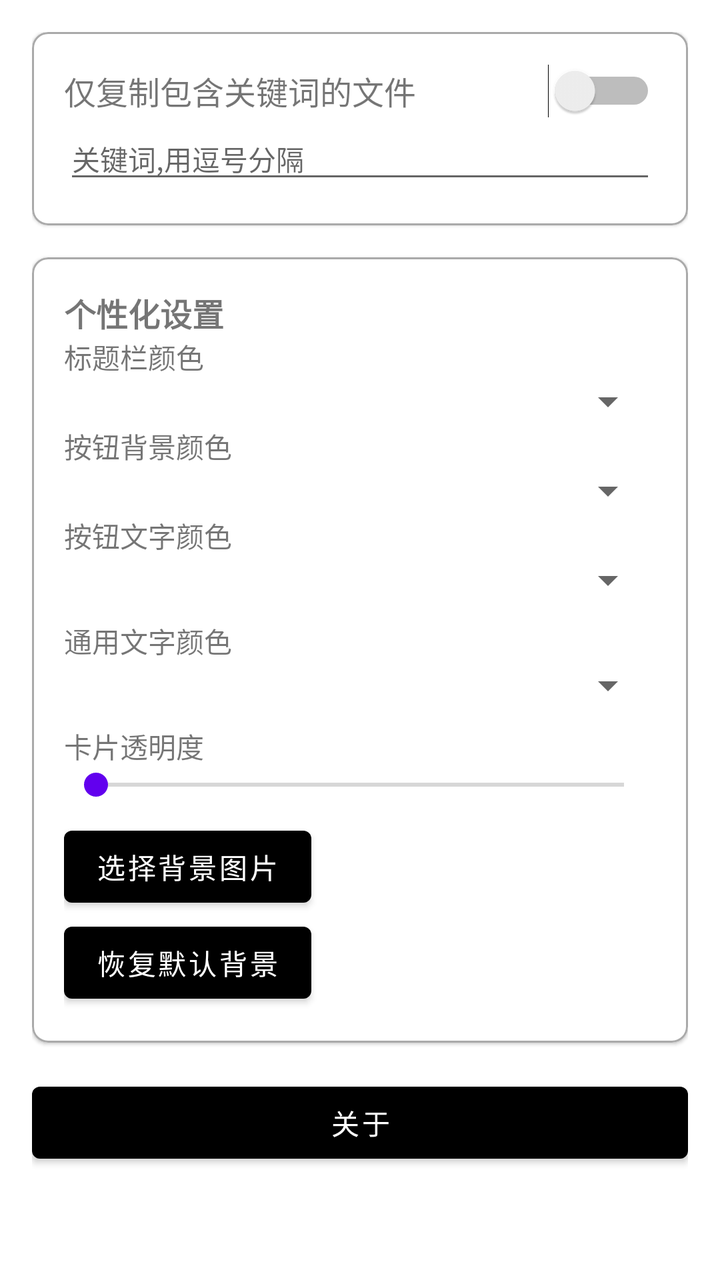
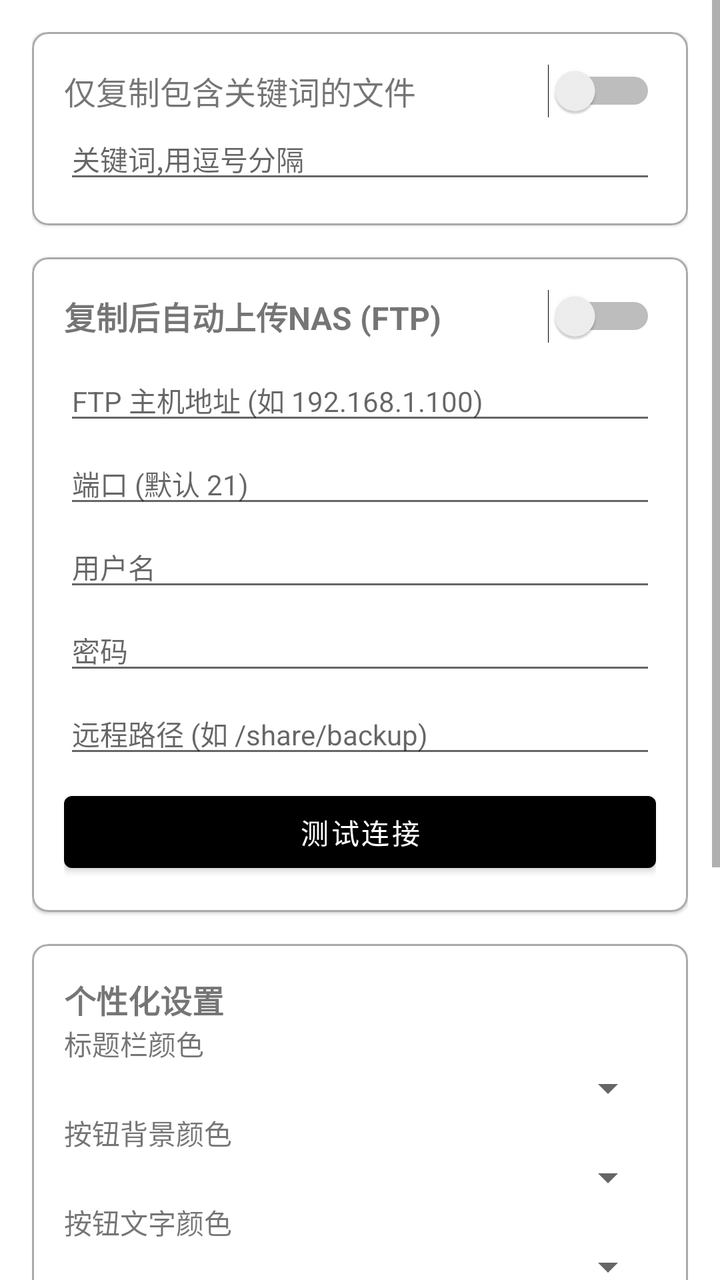

Before-and-after screenshots of an Android layout around one commit, followed by the original layout XML and the change that was made.
<!-- AndroidManifest.xml: application theme Theme.OMywiening -->
<!-- res/layout/activity_settings.xml -->
<?xml version="1.0" encoding="utf-8"?>
<ScrollView xmlns:android="http://schemas.android.com/apk/res/android"
    xmlns:app="http://schemas.android.com/apk/res-auto"
    android:id="@+id/settings_scroll_view"
    android:layout_width="match_parent"
    android:layout_height="match_parent">

    <LinearLayout
        android:id="@+id/settings_root_layout"
        android:layout_width="match_parent"
        android:layout_height="wrap_content"
        android:orientation="vertical"
        android:padding="16dp">

        <com.google.android.material.card.MaterialCardView
            android:id="@+id/card_view_filter_options"
            android:layout_width="match_parent"
            android:layout_height="wrap_content"
            android:layout_marginBottom="16dp"
            app:cardCornerRadius="8dp"
            app:strokeColor="@android:color/darker_gray"
            app:strokeWidth="1dp">

            <LinearLayout
                android:layout_width="match_parent"
                android:layout_height="wrap_content"
                android:orientation="vertical"
                android:padding="16dp">

                <LinearLayout
                    android:layout_width="match_parent"
                    android:layout_height="wrap_content"
                    android:gravity="center_vertical"
                    android:orientation="horizontal">

                    
                    <TextView
                        android:id="@+id/tv_filter_options_title"
                        android:layout_width="0dp"
                        android:layout_height="wrap_content"
                        android:layout_weight="1"
                        android:text="仅复制包含关键词的文件"
                        android:textSize="16sp" />

                    <Switch
                        android:id="@+id/switchContentFilter"
                        android:layout_width="wrap_content"
                        android:layout_height="wrap_content" />
                </LinearLayout>

                <EditText
                    android:id="@+id/etFilterKeywords"
                    android:layout_width="match_parent"
                    android:layout_height="wrap_content"
                    android:hint="关键词,用逗号分隔"
                    android:textSize="14sp" />
            </LinearLayout>
        </com.google.android.material.card.MaterialCardView>

        <com.google.android.material.card.MaterialCardView
            android:id="@+id/card_view_personalization"
            android:layout_width="match_parent"
            android:layout_height="wrap_content"
            android:layout_marginBottom="16dp"
            app:cardCornerRadius="8dp"
            app:strokeColor="@android:color/darker_gray"
            app:strokeWidth="1dp">

            <LinearLayout
                android:layout_width="match_parent"
                android:layout_height="wrap_content"
                android:orientation="vertical"
                android:padding="16dp">

                <TextView
                    android:id="@+id/tv_personalization_title"
                    android:layout_width="wrap_content"
                    android:layout_height="wrap_content"
                    android:text="个性化设置"
                    android:textSize="16sp"
                    android:textStyle="bold" />

                <TextView
                    android:id="@+id/tv_label_actionbar_color"
                    android:layout_width="wrap_content"
                    android:layout_height="wrap_content"
                    android:text="标题栏颜色" />
                <Spinner
                    android:id="@+id/spinnerActionBarColor"
                    android:layout_width="match_parent"
                    android:layout_height="wrap_content"/>

                <TextView
                    android:id="@+id/tv_label_button_color"
                    android:layout_width="wrap_content"
                    android:layout_height="wrap_content"
                    android:text="按钮背景颜色" />
                <Spinner
                    android:id="@+id/spinnerButtonColor"
                    android:layout_width="match_parent"
                    android:layout_height="wrap_content"/>

                <TextView
                    android:id="@+id/tv_label_button_text_color"
                    android:layout_width="wrap_content"
                    android:layout_height="wrap_content"
                    android:text="按钮文字颜色" />
                <Spinner
                    android:id="@+id/spinnerButtonTextColor"
                    android:layout_width="match_parent"
                    android:layout_height="wrap_content"/>

                
                <TextView
                    android:id="@+id/tv_label_general_text_color"
                    android:layout_width="wrap_content"
                    android:layout_height="wrap_content"
                    android:layout_marginTop="8dp"
                    android:text="@string/title_general_text_color" />
                <Spinner
                    android:id="@+id/spinnerGeneralTextColor"
                    android:layout_width="match_parent"
                    android:layout_height="wrap_content"/>

                <TextView
                    android:id="@+id/tv_label_card_alpha"
                    android:layout_width="wrap_content"
                    android:layout_height="wrap_content"
                    android:layout_marginTop="8dp"
                    android:text="卡片透明度"/>
                <SeekBar
                    android:id="@+id/seekBarCardAlpha"
                    android:layout_width="match_parent"
                    android:layout_height="wrap_content"
                    android:max="255"/>

                <Button
                    android:id="@+id/btnSelectBackgroundImage"
                    android:layout_width="wrap_content"
                    android:layout_height="wrap_content"
                    android:layout_marginTop="8dp"
                    android:text="选择背景图片"/>

                <Button
                    android:id="@+id/btnRestoreBackground"
                    android:layout_width="wrap_content"
                    android:layout_height="wrap_content"
                    android:text="恢复默认背景"/>

            </LinearLayout>
        </com.google.android.material.card.MaterialCardView>

        <Button
            android:id="@+id/btnAbout"
            android:layout_width="match_parent"
            android:layout_height="wrap_content"
            android:text="关于"/>

    </LinearLayout>
</ScrollView>
<!-- resources referenced by this layout -->
<resources>
  <string name="title_general_text_color">通用文字颜色</string>
  <style name="Theme.OMywiening" parent="Theme.MaterialComponents.DayNight.DarkActionBar">
          
          <item name="colorPrimary">@color/black</item>
          <item name="colorPrimaryVariant">@color/black</item>
          <item name="colorOnPrimary">@color/white</item>
          <item name="colorSecondary">@color/purple_500</item>
          <item name="colorSecondaryVariant">@color/purple_700</item>
          <item name="colorOnSecondary">@color/black</item>
          
          <item name="android:statusBarColor">?attr/colorPrimaryVariant</item>
      </style>
  <color name="black">#FF000000</color>
  <color name="white">#FFFFFFFF</color>
  <color name="purple_500">#FF6200EE</color>
  <color name="purple_700">#FF3700B3</color>
</resources>

<!-- the commit's change to res/layout/activity_settings.xml (unified diff, before → after) -->
@@ -58,7 +58,7 @@
         </com.google.android.material.card.MaterialCardView>
 
         <com.google.android.material.card.MaterialCardView
-            android:id="@+id/card_view_personalization"
+            android:id="@+id/card_view_ftp_options"
             android:layout_width="match_parent"
             android:layout_height="wrap_content"
             android:layout_marginBottom="16dp"
@@ -72,6 +72,96 @@
                 android:orientation="vertical"
                 android:padding="16dp">
 
+                <LinearLayout
+                    android:layout_width="match_parent"
+                    android:layout_height="wrap_content"
+                    android:gravity="center_vertical"
+                    android:orientation="horizontal">
+
+                    <TextView
+                        android:id="@+id/tv_ftp_options_title"
+                        android:layout_width="0dp"
+                        android:layout_height="wrap_content"
+                        android:layout_weight="1"
+                        android:text="复制后自动上传NAS (FTP)"
+                        android:textSize="16sp"
+                        android:textStyle="bold" />
+
+                    <Switch
+                        android:id="@+id/switchFtpEnabled"
+                        android:layout_width="wrap_content"
+                        android:layout_height="wrap_content" />
+                </LinearLayout>
+
+                <EditText
+                    android:id="@+id/etFtpHost"
+                    android:layout_width="match_parent"
+                    android:layout_height="wrap_content"
+                    android:layout_marginTop="8dp"
+                    android:hint="FTP 主机地址 (如 192.168.1.100)"
+                    android:inputType="textUri"
+                    android:textSize="14sp" />
+
+                <EditText
+                    android:id="@+id/etFtpPort"
+                    android:layout_width="match_parent"
+                    android:layout_height="wrap_content"
+                    android:layout_marginTop="4dp"
+                    android:hint="端口 (默认 21)"
+                    android:inputType="number"
+                    android:textSize="14sp" />
+
+                <EditText
+                    android:id="@+id/etFtpUsername"
+                    android:layout_width="match_parent"
+                    android:layout_height="wrap_content"
+                    android:layout_marginTop="4dp"
+                    android:hint="用户名"
+                    android:inputType="text"
+                    android:textSize="14sp" />
+
+                <EditText
+                    android:id="@+id/etFtpPassword"
+                    android:layout_width="match_parent"
+                    android:layout_height="wrap_content"
+                    android:layout_marginTop="4dp"
+                    android:hint="密码"
+                    android:inputType="textPassword"
+                    android:textSize="14sp" />
+
+                <EditText
+                    android:id="@+id/etFtpRemotePath"
+                    android:layout_width="match_parent"
+                    android:layout_height="wrap_content"
+                    android:layout_marginTop="4dp"
+                    android:hint="远程路径 (如 /share/backup)"
+                    android:inputType="textUri"
+                    android:textSize="14sp" />
+
+                <Button
+                    android:id="@+id/btnFtpTest"
+                    android:layout_width="match_parent"
+                    android:layout_height="wrap_content"
+                    android:layout_marginTop="8dp"
+                    android:text="测试连接" />
+            </LinearLayout>
+        </com.google.android.material.card.MaterialCardView>
+
+        <com.google.android.material.card.MaterialCardView
+            android:id="@+id/card_view_personalization"
+            android:layout_width="match_parent"
+            android:layout_height="wrap_content"
+            android:layout_marginBottom="16dp"
+            app:cardCornerRadius="8dp"
+            app:strokeColor="@android:color/darker_gray"
+            app:strokeWidth="1dp">
+
+            <LinearLayout
+                android:layout_width="match_parent"
+                android:layout_height="wrap_content"
+                android:orientation="vertical"
+                android:padding="16dp">
+
                 <TextView
                     android:id="@+id/tv_personalization_title"
                     android:layout_width="wrap_content"
